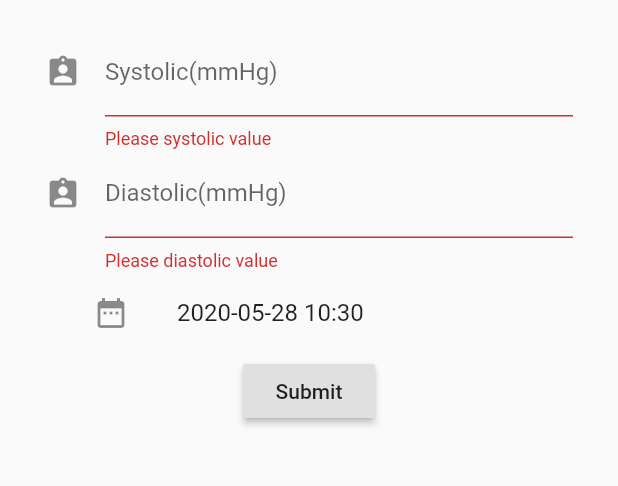
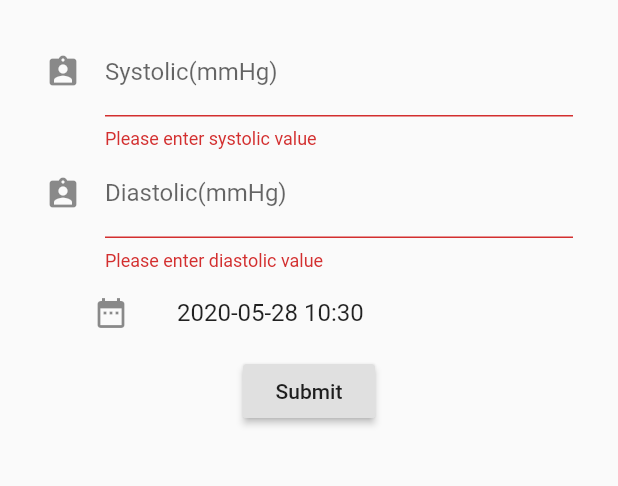
Before and after one commit to lgraham076/health_view, a Flutter app: the BloodPressureForm screen opened directly, after a tap on "Submit", on a phone screen of 412 x 824 dp, the part 101-587 px from its top. Run offline on Flutter 3.47's test engine with Material 2 defaults, Android fonts, the phone set to English and light mode, and no system bars.

Commit message:
Fixed error messages

```diff
--- a/lib/Forms/bloodpressure.dart
+++ b/lib/Forms/bloodpressure.dart
@@ -46,7 +46,7 @@ class _BloodPressureFormState extends State<BloodPressureForm> {
                         labelText: 'Systolic(mmHg)'),
                     validator: (value) {
                       if (value.isEmpty) {
-                        return 'Please systolic value';
+                        return 'Please enter systolic value';
                       }
                       int systolic = int.tryParse(value);
                       if (systolic == null) {
@@ -63,7 +63,7 @@ class _BloodPressureFormState extends State<BloodPressureForm> {
                         labelText: 'Diastolic(mmHg)'),
                     validator: (value) {
                       if (value.isEmpty) {
-                        return 'Please diastolic value';
+                        return 'Please enter diastolic value';
                       }
                       int diastolic = int.tryParse(value);
                       if (diastolic == null) {
```
